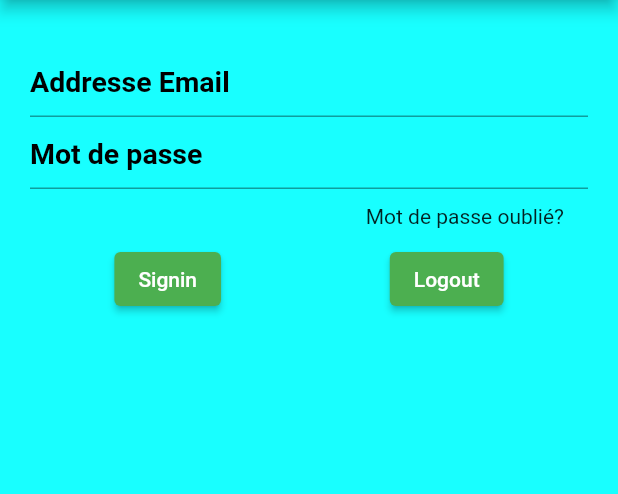
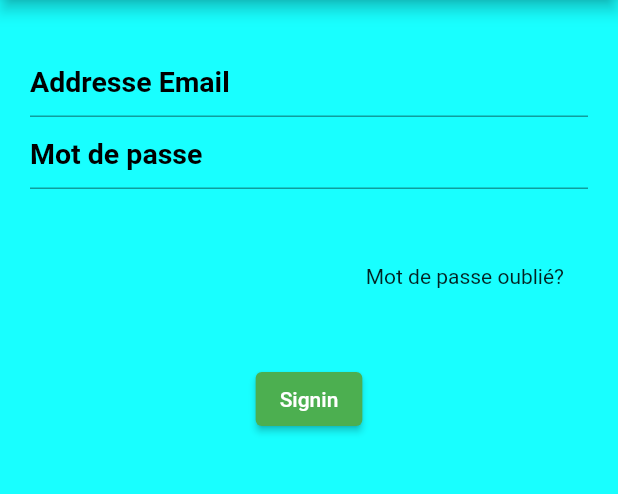
Before and after one commit to sofiane1234/getting-chaty, a Flutter app: the screen it shows after launch, on a phone screen of 412 x 824 dp, the part 84-578 px from its top. Run offline on Flutter 3.47's test engine with Material 2 defaults, Android fonts, the phone set to English and light mode, and no system bars; our stand-ins replace firebase_auth, firebase_core; accounts and stored records are empty.

Commit message:
Update login.dart

```diff
--- a/lib/login.dart
+++ b/lib/login.dart
@@ -50,14 +50,15 @@ class _LoginState extends State<Login> {
             Container(
               alignment: Alignment.centerRight,
               child: Container(
-                padding: EdgeInsets.symmetric(horizontal: 16, vertical: 10),
+                padding: EdgeInsets.symmetric(horizontal: 16, vertical: 30),
                 child: Text('Mot de passe oublié?'),
+
               ),
+              padding: EdgeInsets.symmetric(vertical: 20),
             ),
 
             Row(
-              mainAxisAlignment: MainAxisAlignment.spaceAround,
-              mainAxisSize: MainAxisSize.max,
+              mainAxisAlignment: MainAxisAlignment.center,
               children: [
                 ElevatedButton(child: Text('Signin'),
                   onPressed: () async{
@@ -67,14 +68,6 @@ class _LoginState extends State<Login> {
                    Navigator.of(context).pushReplacement(MaterialPageRoute(builder: (context) => Home()));
                   });
                   }, ),
-
-                ElevatedButton(child: Text('Logout'),
-                  onPressed: () async{
-                  await FirebaseAuth.instance.signOut();
-                  setState(() {});
-                  },
-                ),
-
               ],
             )
           ],
```
